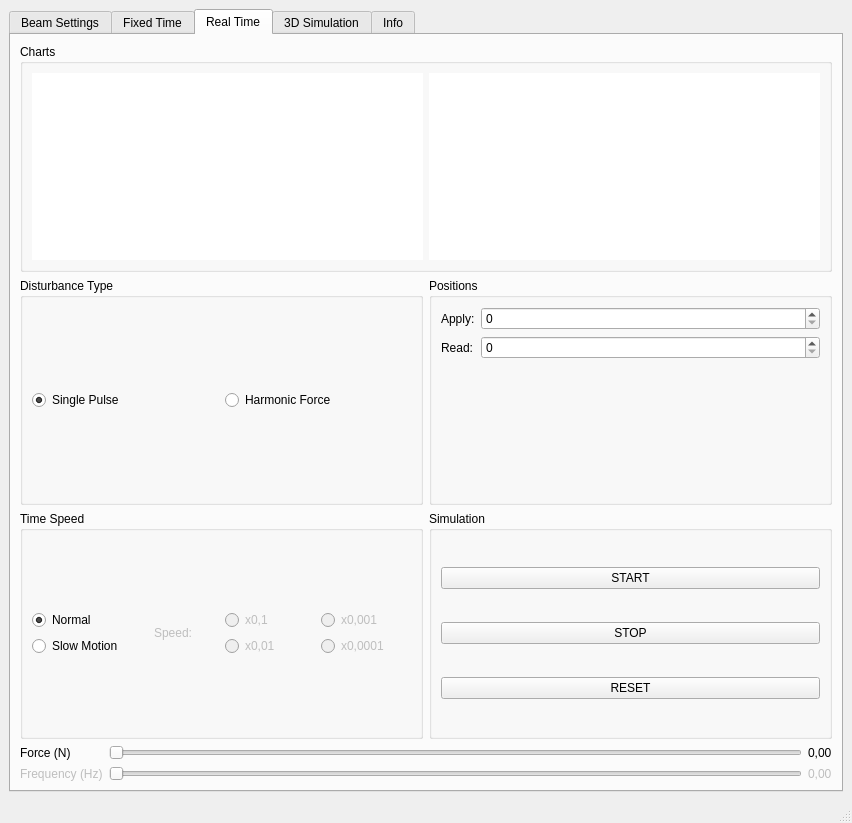
Old version of the form forms/mainWindow2.ui in the repository nicolecitadin/ActiveControl_Prog.
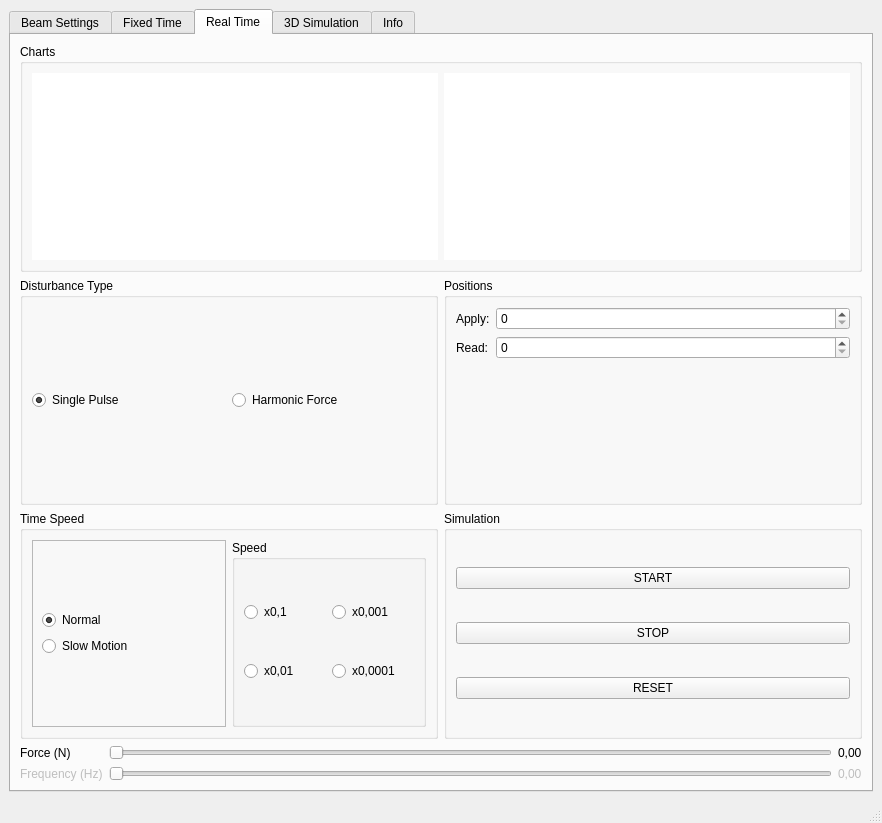
New version of the form.

The edit to the form file:
```diff
--- a/forms/mainWindow2.ui
+++ b/forms/mainWindow2.ui
@@ -6,7 +6,7 @@
    <rect>
     <x>0</x>
     <y>0</y>
-    <width>852</width>
+    <width>882</width>
     <height>823</height>
    </rect>
   </property>
@@ -899,6 +899,9 @@
          <layout class="QHBoxLayout" name="horizontalLayout_9">
           <item>
            <widget class="QGroupBox" name="gbx_tspeed">
+            <property name="enabled">
+             <bool>true</bool>
+            </property>
             <property name="styleSheet">
              <string notr="true">font: 12pt &quot;MS Shell Dlg 2&quot;;</string>
             </property>
@@ -907,6 +910,15 @@
             </property>
             <layout class="QGridLayout" name="gridLayout_3">
              <item row="0" column="0">
+              <widget class="QFrame" name="frame">
+               <property name="frameShape">
+                <enum>QFrame::StyledPanel</enum>
+               </property>
+               <property name="frameShadow">
+                <enum>QFrame::Raised</enum>
+               </property>
+               <layout class="QVBoxLayout" name="verticalLayout_8">
+                <item>
               <layout class="QVBoxLayout" name="verticalLayout_3">
                <item>
                 <widget class="QRadioButton" name="rbt_normalrt">
@@ -936,12 +948,24 @@
                </item>
               </layout>
              </item>
-             <item row="0" column="2">
+               </layout>
+              </widget>
+             </item>
+             <item row="0" column="1">
+              <widget class="QGroupBox" name="gbx_speedsm">
+               <property name="enabled">
+                <bool>true</bool>
+               </property>
+               <property name="title">
+                <string>Speed</string>
+               </property>
+               <layout class="QHBoxLayout" name="horizontalLayout_7">
+                <item>
               <layout class="QVBoxLayout" name="verticalLayout">
                <item>
                 <widget class="QRadioButton" name="rbt_1">
                  <property name="enabled">
-                  <bool>false</bool>
+                     <bool>true</bool>
                  </property>
                  <property name="styleSheet">
                   <string notr="true">font: 10pt &quot;MS Shell Dlg 2&quot;;</string>
@@ -954,7 +978,7 @@
                <item>
                 <widget class="QRadioButton" name="rbt_01">
                  <property name="enabled">
-                  <bool>false</bool>
+                     <bool>true</bool>
                  </property>
                  <property name="styleSheet">
                   <string notr="true">font: 10pt &quot;MS Shell Dlg 2&quot;;
@@ -967,12 +991,12 @@
                </item>
               </layout>
              </item>
-             <item row="0" column="3">
+                <item>
               <layout class="QVBoxLayout" name="verticalLayout_9">
                <item>
                 <widget class="QRadioButton" name="rbt_001">
                  <property name="enabled">
-                  <bool>false</bool>
+                     <bool>true</bool>
                  </property>
                  <property name="styleSheet">
                   <string notr="true">font: 10pt &quot;MS Shell Dlg 2&quot;;</string>
@@ -985,7 +1009,7 @@
                <item>
                 <widget class="QRadioButton" name="rbt_0001">
                  <property name="enabled">
-                  <bool>false</bool>
+                     <bool>true</bool>
                  </property>
                  <property name="styleSheet">
                   <string notr="true">font: 10pt &quot;MS Shell Dlg 2&quot;;</string>
@@ -997,17 +1021,7 @@
                </item>
               </layout>
              </item>
-             <item row="0" column="1" alignment="Qt::AlignHCenter|Qt::AlignVCenter">
-              <widget class="QLabel" name="lbl_39">
-               <property name="enabled">
-                <bool>false</bool>
-               </property>
-               <property name="styleSheet">
-                <string notr="true">font: 10pt &quot;MS Shell Dlg 2&quot;;</string>
-               </property>
-               <property name="text">
-                <string>Speed:</string>
-               </property>
+               </layout>
               </widget>
              </item>
             </layout>
```
Lines whose indentation alone changed are shown as unchanged.
